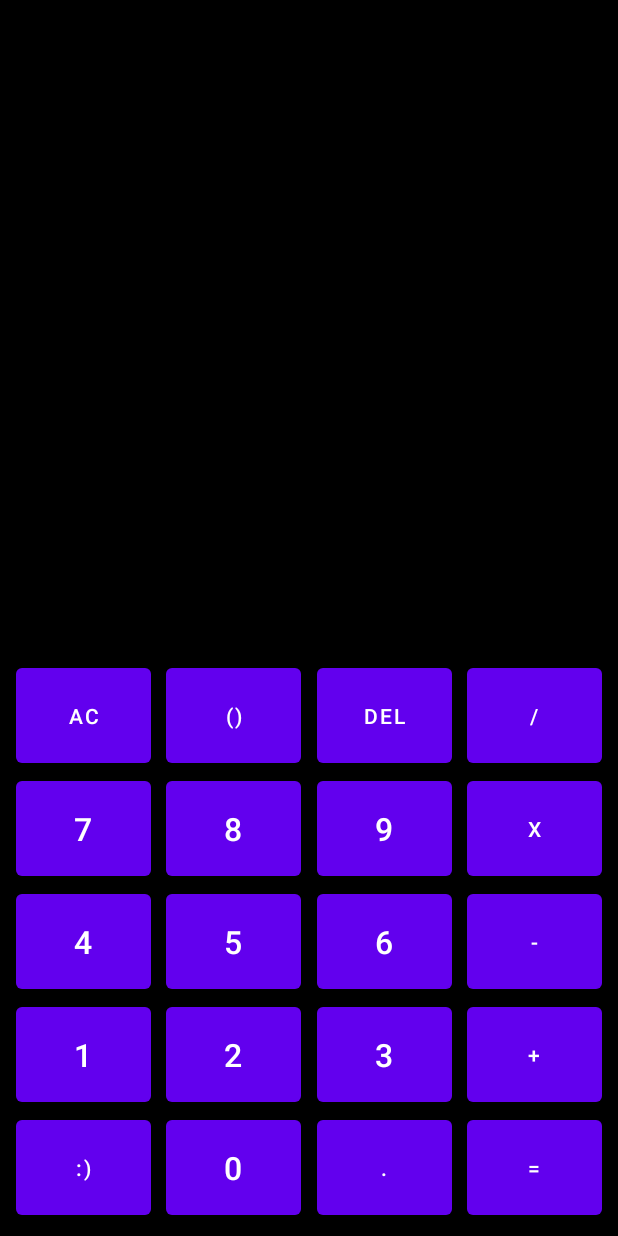
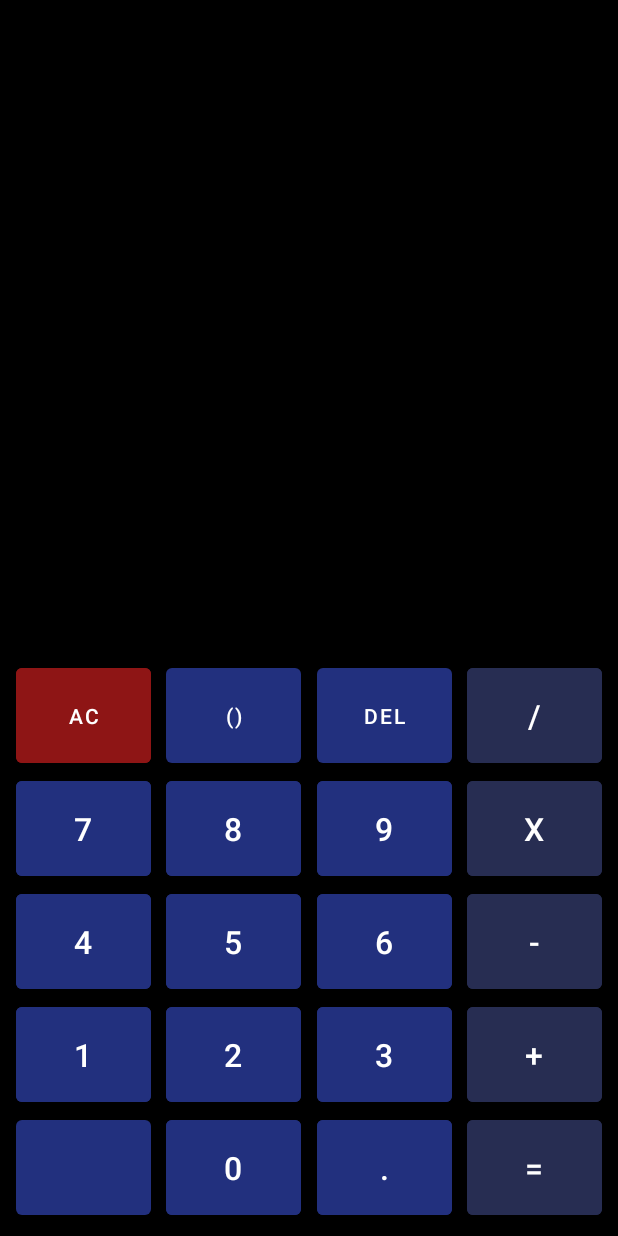
Before and after one commit to michellemillwood/calculator, an Android app: the layout activity_main.xml on its own in the app's theme, with its tools: preview values and no code run, on a phone screen of 412 x 824 dp. Run offline under Robolectric (Android 15) with nearby library versions, the phone set to English and light mode, and no system bars.

Commit message:
number buttons, viewmodel

```diff
--- a/app/build.gradle
+++ b/app/build.gradle
@@ -40,7 +40,9 @@ dependencies {
     implementation 'androidx.appcompat:appcompat:1.4.0'
     implementation 'com.google.android.material:material:1.4.0'
     implementation 'androidx.constraintlayout:constraintlayout:2.1.2'
-    testImplementation 'junit:junit:4.+'
+    testImplementation 'junit:junit:'
     androidTestImplementation 'androidx.test.ext:junit:1.1.3'
     androidTestImplementation 'androidx.test.espresso:espresso-core:3.4.0'
+    implementation 'androidx.activity:activity-ktx:1.4.0'
+
 }
--- /dev/null
+++ b/app/src/main/java/com/example/calculator/CalculatorViewModel.kt
@@ -0,0 +1,29 @@
+package com.example.calculator
+
+import androidx.lifecycle.ViewModel
+
+class CalculatorViewModel : ViewModel() {
+
+    private val calculation = mutableListOf<String>()
+
+    fun receiveInput(input: String) {
+        calculation.add(input)
+    }
+
+    fun getCurrentCalculation() = calculation.joinToString("")
+
+    fun allClear() = calculation.clear()
+
+    fun deleteLastNumber(): String {
+        if (calculation.isNotEmpty()) {
+            calculation.removeLast()
+        }
+        return getCurrentCalculation()
+    }
+
+    fun addDot() {
+        if ("." !in calculation) {
+            calculation.add(".")
+        }
+    }
+}
--- a/app/src/main/java/com/example/calculator/MainActivity.kt
+++ b/app/src/main/java/com/example/calculator/MainActivity.kt
@@ -3,15 +3,87 @@ package com.example.calculator
 import androidx.appcompat.app.AppCompatActivity
 import android.os.Bundle
 import android.view.LayoutInflater
+import androidx.activity.viewModels
 import com.example.calculator.databinding.ActivityMainBinding
 
 class MainActivity : AppCompatActivity() {
 
     private lateinit var binding: ActivityMainBinding
 
+    private val viewModel: CalculatorViewModel by viewModels()
+
     override fun onCreate(savedInstanceState: Bundle?) {
         super.onCreate(savedInstanceState)
         binding = ActivityMainBinding.inflate(LayoutInflater.from(this))
         setContentView(binding.root)
+        setupButtons()
+    }
+
+    private fun setupButtons() {
+        setupClearButton()
+        setupBackSpaceButton()
+        setupNumberButtons()
+        setupEqualsButton()
+        setupDotButton()
+    }
+
+    private fun setupDotButton() {
+        with(binding) {
+            dot.setOnClickListener {
+                viewModel.addDot()
+                inputNumbers.text = viewModel.getCurrentCalculation()
+            }
+        }
+    }
+
+    private fun setupEqualsButton() {
+        with(binding) {
+            equals.setOnClickListener {
+                result.text = viewModel.getCurrentCalculation()
+            }
+        }
+    }
+
+
+    private fun setupNumberButtons() {
+        with(binding) {
+            val numberButtons = listOf(
+                buttonZero,
+                buttonOne,
+                buttonTwo,
+                buttonThree,
+                buttonFour,
+                buttonFive,
+                buttonSix,
+                buttonSeven,
+                buttonEight,
+                buttonNine,
+            )
+            numberButtons.forEach { button ->
+                button.setOnClickListener {
+                    viewModel.receiveInput(button.text.toString())
+                    binding.inputNumbers.text = viewModel.getCurrentCalculation()
+                }
+            }
+        }
+    }
+
+    private fun setupBackSpaceButton() {
+        with(binding) {
+            backspace.setOnClickListener {
+                inputNumbers.text = viewModel.deleteLastNumber()
+            }
+        }
+    }
+
+
+    private fun setupClearButton() {
+        with(binding) {
+            allClear.setOnClickListener {
+                viewModel.allClear()
+                inputNumbers.text = viewModel.getCurrentCalculation()
+                result.text = viewModel.getCurrentCalculation()
+            }
+        }
     }
 }
--- a/app/src/main/res/layout/activity_main.xml
+++ b/app/src/main/res/layout/activity_main.xml
@@ -7,14 +7,44 @@
     android:background="@color/black"
     tools:context=".MainActivity">
 
+    <TextView
+        android:id="@+id/input_numbers"
+        android:layout_width="match_parent"
+        android:layout_height="wrap_content"
+        android:layout_marginTop="64dp"
+        android:layout_marginStart="8dp"
+        android:layout_marginEnd="8dp"
+        android:lines="2"
+        android:maxLines="2"
+        android:textAlignment="textEnd"
+        android:textSize="25sp"
+        android:textColor="@color/white"
+        app:layout_constraintTop_toTopOf="parent"
+        app:layout_constraintBottom_toTopOf="@id/result" />
+
+    <TextView
+        android:id="@+id/result"
+        android:layout_width="match_parent"
+        android:layout_height="wrap_content"
+        android:layout_marginStart="8dp"
+        android:layout_marginEnd="8dp"
+        android:lines="1"
+        android:maxLines="1"
+        android:layout_marginTop="64dp"
+        android:textAlignment="textEnd"
+        android:textColor="@color/white"
+        android:textSize="40sp"
+        app:layout_constraintTop_toBottomOf="@id/input_numbers" />
+
     <Button
-        android:id="@+id/clear"
+        android:id="@+id/allClear"
         android:layout_width="@dimen/button_width"
         android:layout_height="@dimen/button_height"
         android:gravity="center"
         android:text="@string/clear"
         android:textColor="@color/white"
-        app:layout_constraintBottom_toTopOf="@+id/seven"
+        android:backgroundTint="@color/red"
+        app:layout_constraintBottom_toTopOf="@+id/button_seven"
         app:layout_constraintEnd_toStartOf="@id/parenthesis"
         app:layout_constraintStart_toStartOf="parent" />
 
@@ -25,23 +55,24 @@
         android:gravity="center"
         android:text="@string/parentheses"
         android:textColor="@color/white"
-        app:layout_constraintBottom_toTopOf="@+id/eight"
-        app:layout_constraintEnd_toStartOf="@id/delete"
-        app:layout_constraintStart_toEndOf="@id/clear" />
+        app:layout_constraintBottom_toTopOf="@+id/button_eight"
+        app:layout_constraintEnd_toStartOf="@id/backspace"
+        app:layout_constraintStart_toEndOf="@id/allClear" />
 
     <Button
-        android:id="@+id/delete"
+        android:id="@+id/backspace"
         android:layout_width="@dimen/button_width"
         android:layout_height="@dimen/button_height"
         android:gravity="center"
         android:text="@string/delete"
         android:textColor="@color/white"
-        app:layout_constraintBottom_toTopOf="@+id/nine"
+        app:layout_constraintBottom_toTopOf="@+id/button_nine"
         app:layout_constraintEnd_toStartOf="@id/division"
         app:layout_constraintStart_toEndOf="@id/parenthesis" />
 
     <Button
         android:id="@+id/division"
+        style="@style/operatorButton"
         android:layout_width="@dimen/button_width"
         android:layout_height="@dimen/button_height"
         android:gravity="center"
@@ -49,80 +80,82 @@
         android:textColor="@color/white"
         app:layout_constraintBottom_toTopOf="@+id/multiply"
         app:layout_constraintEnd_toEndOf="parent"
-        app:layout_constraintStart_toEndOf="@id/delete" />
+        app:layout_constraintStart_toEndOf="@id/backspace" />
 
     <Button
-        android:id="@+id/seven"
-        style="@style/NumberButtonStyle"
+        android:id="@+id/button_seven"
+        style="@style/numberButton"
         android:layout_width="@dimen/button_width"
         android:layout_height="@dimen/button_height"
         android:text="@string/digit_seven"
-        app:layout_constraintBottom_toTopOf="@+id/four"
-        app:layout_constraintEnd_toStartOf="@+id/eight"
+        app:layout_constraintBottom_toTopOf="@+id/button_four"
+        app:layout_constraintEnd_toStartOf="@+id/button_eight"
         app:layout_constraintStart_toStartOf="parent" />
 
     <Button
-        android:id="@+id/eight"
-        style="@style/NumberButtonStyle"
+        android:id="@+id/button_eight"
+        style="@style/numberButton"
         android:layout_width="@dimen/button_width"
         android:layout_height="@dimen/button_height"
         android:text="@string/digit_eight"
-        app:layout_constraintBottom_toTopOf="@+id/five"
-        app:layout_constraintEnd_toStartOf="@+id/nine"
-        app:layout_constraintStart_toEndOf="@id/seven" />
+        app:layout_constraintBottom_toTopOf="@+id/button_five"
+        app:layout_constraintEnd_toStartOf="@+id/button_nine"
+        app:layout_constraintStart_toEndOf="@id/button_seven" />
 
     <Button
-        android:id="@+id/nine"
-        style="@style/NumberButtonStyle"
+        android:id="@+id/button_nine"
+        style="@style/numberButton"
         android:layout_width="@dimen/button_width"
         android:layout_height="@dimen/button_height"
         android:text="@string/digit_nine"
-        app:layout_constraintBottom_toTopOf="@+id/six"
+        app:layout_constraintBottom_toTopOf="@+id/button_six"
         app:layout_constraintEnd_toStartOf="@+id/multiply"
-        app:layout_constraintStart_toEndOf="@id/eight" />
+        app:layout_constraintStart_toEndOf="@id/button_eight" />
 
     <Button
         android:id="@+id/multiply"
+        style="@style/operatorButton"
         android:layout_width="@dimen/button_width"
         android:layout_height="@dimen/button_height"
         android:gravity="center"
         android:text="@string/operator_multiplication"
         app:layout_constraintBottom_toTopOf="@+id/subtraction"
         app:layout_constraintEnd_toEndOf="parent"
-        app:layout_constraintStart_toEndOf="@id/delete" />
+        app:layout_constraintStart_toEndOf="@id/backspace" />
 
     <Button
-        android:id="@+id/four"
-        style="@style/NumberButtonStyle"
+        android:id="@+id/button_four"
+        style="@style/numberButton"
         android:layout_width="@dimen/button_width"
         android:layout_height="@dimen/button_height"
         android:text="@string/digit_four"
-        app:layout_constraintBottom_toTopOf="@+id/one"
-        app:layout_constraintEnd_toStartOf="@+id/five"
+        app:layout_constraintBottom_toTopOf="@+id/button_one"
+        app:layout_constraintEnd_toStartOf="@+id/button_five"
         app:layout_constraintStart_toStartOf="parent" />
 
     <Button
-        android:id="@+id/five"
+        android:id="@+id/button_five"
         android:layout_width="@dimen/button_width"
         android:layout_height="@dimen/button_height"
-        style="@style/NumberButtonStyle"
+        style="@style/numberButton"
         android:text="@string/digit_five"
-        app:layout_constraintBottom_toTopOf="@+id/two"
-        app:layout_constraintEnd_toStartOf="@+id/six"
-        app:layout_constraintStart_toEndOf="@id/four" />
+        app:layout_constraintBottom_toTopOf="@+id/button_two"
+        app:layout_constraintEnd_toStartOf="@+id/button_six"
+        app:layout_constraintStart_toEndOf="@id/button_four" />
 
     <Button
-        android:id="@+id/six"
-        style="@style/NumberButtonStyle"
+        android:id="@+id/button_six"
+        style="@style/numberButton"
         android:layout_width="@dimen/button_width"
         android:layout_height="@dimen/button_height"
         android:text="@string/digit_six"
-        app:layout_constraintBottom_toTopOf="@+id/three"
+        app:layout_constraintBottom_toTopOf="@+id/button_three"
         app:layout_constraintEnd_toStartOf="@+id/subtraction"
-        app:layout_constraintStart_toEndOf="@id/five" />
+        app:layout_constraintStart_toEndOf="@id/button_five" />
 
     <Button
         android:id="@+id/subtraction"
+        style="@style/operatorButton"
         android:layout_width="@dimen/button_width"
         android:layout_height="@dimen/button_height"
         android:gravity="center"
@@ -130,40 +163,41 @@
         android:textColor="@color/white"
         app:layout_constraintBottom_toTopOf="@+id/addition"
         app:layout_constraintEnd_toEndOf="parent"
-        app:layout_constraintStart_toEndOf="@id/six" />
+        app:layout_constraintStart_toEndOf="@id/button_six" />
 
     <Button
-        android:id="@+id/one"
-        style="@style/NumberButtonStyle"
+        android:id="@+id/button_one"
+        style="@style/numberButton"
         android:layout_width="@dimen/button_width"
         android:layout_height="@dimen/button_height"
         android:text="@string/digit_one"
-        app:layout_constraintBottom_toTopOf="@+id/something"
-        app:layout_constraintEnd_toStartOf="@+id/two"
+        app:layout_constraintBottom_toTopOf="@+id/nothing"
+        app:layout_constraintEnd_toStartOf="@+id/button_two"
         app:layout_constraintStart_toStartOf="parent" />
 
     <Button
-        android:id="@+id/two"
-        style="@style/NumberButtonStyle"
+        android:id="@+id/button_two"
+        style="@style/numberButton"
         android:layout_width="@dimen/button_width"
         android:layout_height="@dimen/button_height"
         android:text="@string/digit_two"
-        app:layout_constraintBottom_toTopOf="@+id/zero"
-        app:layout_constraintEnd_toStartOf="@+id/three"
-        app:layout_constraintStart_toEndOf="@id/one" />
+        app:layout_constraintBottom_toTopOf="@+id/button_zero"
+        app:layout_constraintEnd_toStartOf="@+id/button_three"
+        app:layout_constraintStart_toEndOf="@id/button_one" />
 
     <Button
-        android:id="@+id/three"
-        style="@style/NumberButtonStyle"
+        android:id="@+id/button_three"
+        style="@style/numberButton"
         android:layout_width="@dimen/button_width"
         android:layout_height="@dimen/button_height"
         android:text="@string/digit_three"
         app:layout_constraintBottom_toTopOf="@+id/dot"
         app:layout_constraintEnd_toStartOf="@+id/addition"
-        app:layout_constraintStart_toEndOf="@id/two" />
+        app:layout_constraintStart_toEndOf="@id/button_two" />
 
     <Button
         android:id="@+id/addition"
+        style="@style/operatorButton"
         android:layout_width="@dimen/button_width"
         android:layout_height="@dimen/button_height"
         android:gravity="center"
@@ -171,31 +205,31 @@
         android:textColor="@color/white"
         app:layout_constraintBottom_toTopOf="@+id/equals"
         app:layout_constraintEnd_toEndOf="parent"
-        app:layout_constraintStart_toEndOf="@id/three" />
+        app:layout_constraintStart_toEndOf="@id/button_three" />
 
     <Button
-        android:id="@+id/something"
+        android:id="@+id/nothing"
         android:layout_width="@dimen/button_width"
         android:layout_height="@dimen/button_height"
         android:gravity="center"
-        android:text=":)"
         android:textColor="@color/white"
-        app:layout_constraintBottom_toBottomOf="@id/zero"
-        app:layout_constraintEnd_toStartOf="@+id/zero"
+        app:layout_constraintBottom_toBottomOf="@id/button_zero"
+        app:layout_constraintEnd_toStartOf="@+id/button_zero"
         app:layout_constraintStart_toStartOf="parent" />
 
     <Button
-        android:id="@+id/zero"
-        style="@style/NumberButtonStyle"
+        android:id="@+id/button_zero"
+        style="@style/numberButton"
         android:layout_width="@dimen/button_width"
         android:layout_height="@dimen/button_height"
         android:text="@string/digit_zero"
         app:layout_constraintBottom_toBottomOf="@id/dot"
         app:layout_constraintEnd_toStartOf="@+id/dot"
-        app:layout_constraintStart_toEndOf="@id/something" />
+        app:layout_constraintStart_toEndOf="@id/nothing" />
 
     <Button
         android:id="@+id/dot"
+        style="@style/numberButton"
         android:layout_width="@dimen/button_width"
         android:layout_height="@dimen/button_height"
         android:gravity="center"
@@ -203,14 +237,14 @@
         android:textColor="@color/white"
         app:layout_constraintBottom_toBottomOf="@id/equals"
         app:layout_constraintEnd_toStartOf="@+id/equals"
-        app:layout_constraintStart_toEndOf="@id/zero" />
+        app:layout_constraintStart_toEndOf="@id/button_zero" />
 
     <Button
         android:id="@+id/equals"
+        style="@style/operatorButton"
         android:layout_width="@dimen/button_width"
         android:layout_height="@dimen/button_height"
         android:layout_marginBottom="8dp"
-        android:gravity="center"
         android:text="@string/equals"
         android:textColor="@color/white"
         app:layout_constraintBottom_toBottomOf="parent"
--- a/app/src/main/res/values-night/themes.xml
+++ b/app/src/main/res/values-night/themes.xml
@@ -3,7 +3,7 @@
     <style name="Theme.Calculator" parent="Theme.MaterialComponents.DayNight.DarkActionBar">
         <!-- Primary brand color. -->
         <item name="colorPrimary">@color/purple_200</item>
-        <item name="colorPrimaryVariant">@color/purple_700</item>
+        <item name="colorPrimaryVariant">@color/purple_500</item>
         <item name="colorOnPrimary">@color/black</item>
         <!-- Secondary brand color. -->
         <item name="colorSecondary">@color/blue</item>
--- a/app/src/main/res/values/colors.xml
+++ b/app/src/main/res/values/colors.xml
@@ -2,9 +2,10 @@
 <resources>
     <color name="purple_200">#FFBB86FC</color>
     <color name="purple_500">#FF6200EE</color>
-    <color name="purple_700">#FF3700B3</color>
+    <color name="navy">#272D52</color>
     <color name="blue">#22307E</color>
     <color name="teal_700">#FF018786</color>
     <color name="black">#FF000000</color>
     <color name="white">#FFFFFFFF</color>
+    <color name="red">#8E1515</color>
 </resources>
--- a/app/src/main/res/values/styles.xml
+++ b/app/src/main/res/values/styles.xml
@@ -1,8 +1,16 @@
 <?xml version="1.0" encoding="utf-8"?>
 <resources>
-    <style name="NumberButtonStyle">
+    <style name="numberButton">
         <item name="android:textSize">21sp</item>
         <item name="android:textColor">@android:color/white</item>
         <item name="android:gravity">center</item>
+        <item name="android:backgroundTint">@color/blue</item>
+    </style>
+
+    <style name="operatorButton">
+        <item name="android:textSize">21sp</item>
+        <item name="android:textColor">@android:color/white</item>
+        <item name="android:gravity">center</item>
+        <item name="android:backgroundTint">@color/navy</item>
     </style>
 </resources>
--- a/app/src/main/res/values/themes.xml
+++ b/app/src/main/res/values/themes.xml
@@ -2,8 +2,8 @@
     <!-- Base application theme. -->
     <style name="Theme.Calculator" parent="Theme.MaterialComponents.DayNight.DarkActionBar">
         <!-- Primary brand color. -->
-        <item name="colorPrimary">@color/purple_500</item>
-        <item name="colorPrimaryVariant">@color/purple_700</item>
+        <item name="colorPrimary">@color/blue</item>
+        <item name="colorPrimaryVariant">@color/blue</item>
         <item name="colorOnPrimary">@color/white</item>
         <!-- Secondary brand color. -->
         <item name="colorSecondary">@color/blue</item>
```
